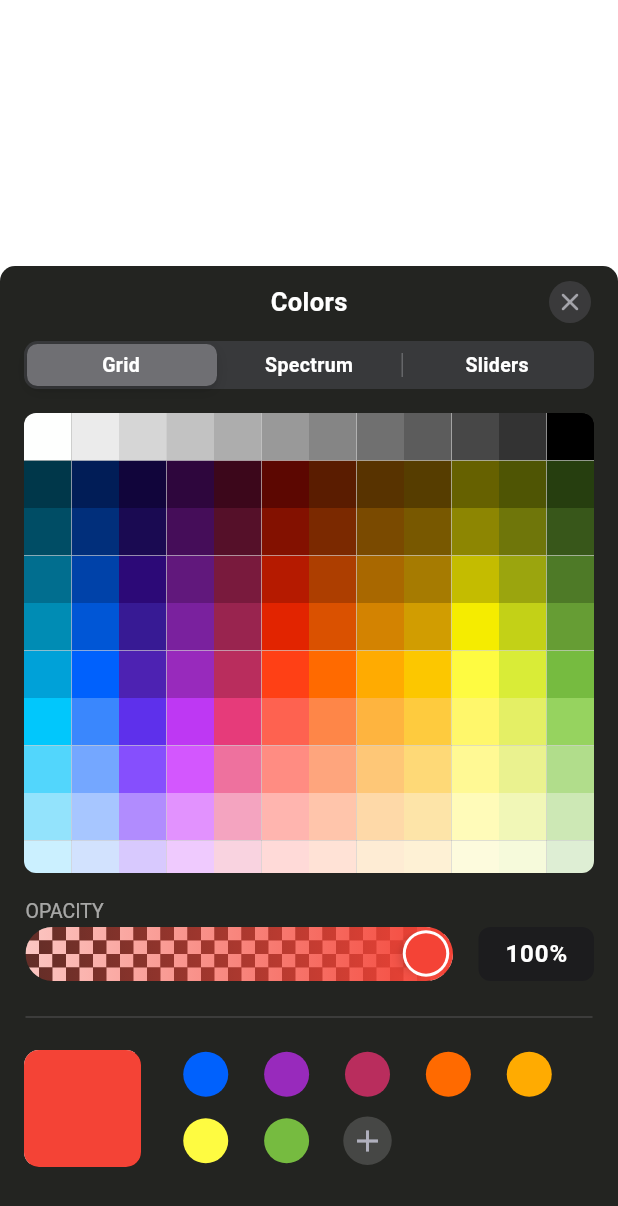
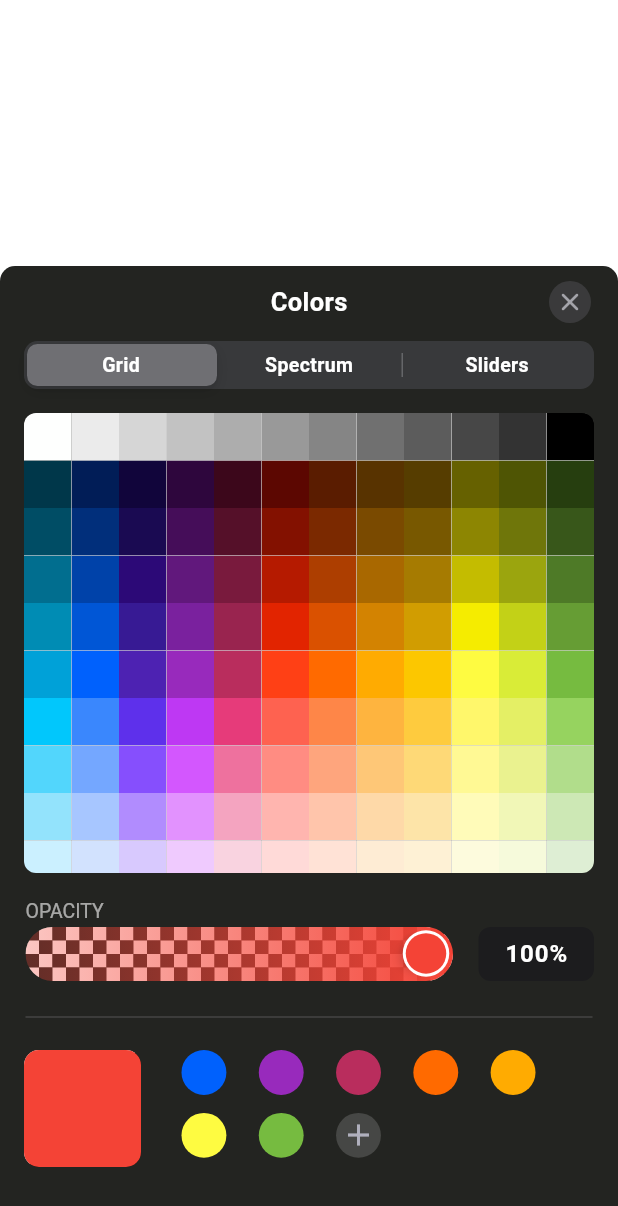
Before and after one commit to mokhselim/ios_color_picker, a Flutter app: the screen it shows after launch, after a tap on "SelectColor", on a phone screen of 412 x 824 dp. Shown: the top 1206 px of the screen. Run offline on Flutter 3.47's test engine with Material 3 defaults, Android fonts, the phone set to English and light mode, and no system bars; our stand-ins replace shared_preferences, smooth_page_indicator; missing offline and left inert: super_tooltip.

Commit message:
max-width-fix

```diff
--- a/example/lib/main.dart
+++ b/example/lib/main.dart
@@ -37,6 +37,7 @@ class _MyHomePageState extends State<MyHomePage> {
 
   @override
   Widget build(BuildContext context) {
+    print(MediaQuery.sizeOf(context).width);
     return Scaffold(
       backgroundColor: backgroundColor,
       body: Column(
--- a/lib/ios_color_picker/history_colors.dart
+++ b/lib/ios_color_picker/history_colors.dart
@@ -88,7 +88,9 @@ class _HistoryColorsState extends State<HistoryColors> {
   Widget build(BuildContext context) {
     return SizedBox(
       height: 97,
-      width: MediaQuery.sizeOf(context).width - 120,
+      width: MediaQuery.sizeOf(context).width > 400
+          ? 400 - 120
+          : MediaQuery.sizeOf(context).width - 120,
       child: Column(
         children: [
           Expanded(
```
